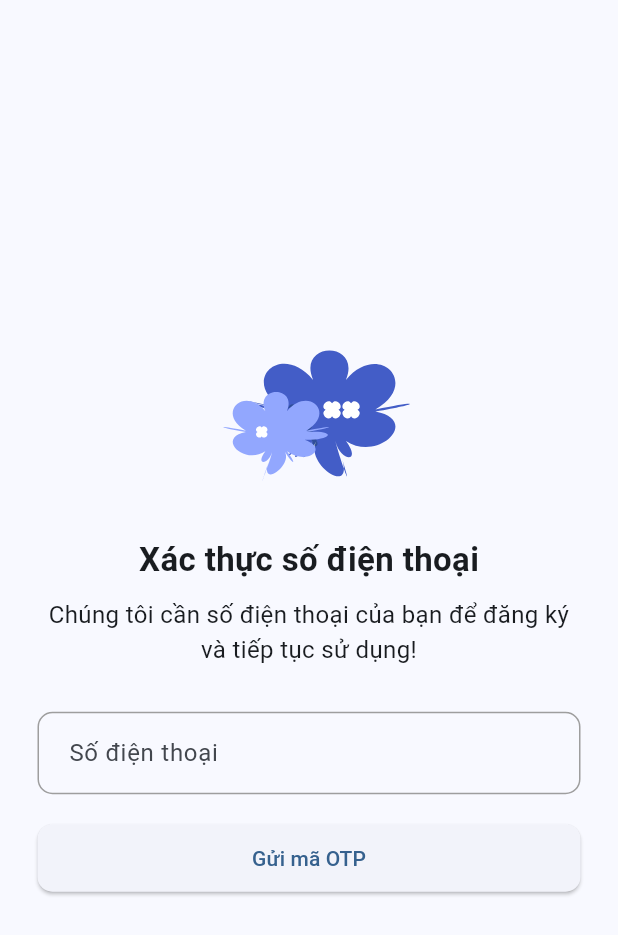
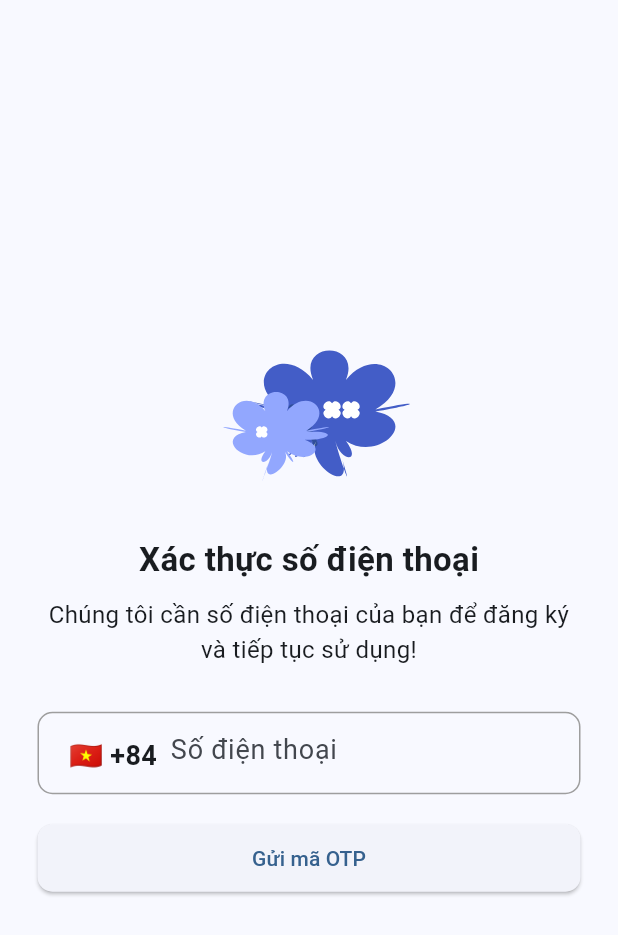
Before and after one commit to Phuozg/eTECHSTORE, a Flutter app: the screen it shows after launch, after a tap on "Đăng nhập với sms", on a phone screen of 412 x 824 dp. Shown: the top 935 px of the screen. Run offline on Flutter 3.47's test engine with Material 3 defaults, Android fonts, the phone set to English and light mode, and no system bars; our stand-ins replace adaptive_theme, cloud_firestore, connectivity_plus, country_picker, firebase_auth, firebase_core and 6 more; missing offline and left inert: dart:ffi; accounts and stored records are empty.

Commit message:
change validate phone number

```diff
--- a/app_mobile/etechstore/lib/module/auth/controller/sign_in_controller.dart
+++ b/app_mobile/etechstore/lib/module/auth/controller/sign_in_controller.dart
@@ -1,3 +1,4 @@
+import 'package:country_picker/country_picker.dart';
 import 'package:etechstore/module/auth/views/veryfi_phone_number_screen.dart';
 import 'package:etechstore/module/home/home_screen.dart';
 import 'package:etechstore/services/auth/auth_gate.dart';
@@ -28,6 +29,18 @@ class SignInController extends GetxController {
   final phoneNumber = TextEditingController();
   Rx<String> verify = "".obs;
   Rx<String> code = "".obs;
+
+  Country selectCountry = Country(
+      phoneCode: "84",
+      countryCode: "VN",
+      e164Sc: 0,
+      geographic: true,
+      level: 1,
+      name: "VietNam",
+      example: "VietNam",
+      displayName: "VietNam",
+      displayNameNoCountryCode: "VN",
+      e164Key: "");
 
   //SignIn
   void signIn() async {
@@ -66,7 +79,7 @@ class SignInController extends GetxController {
   Future<void> signInPhoneNumber() async {
     try {
       //loading
-      FullScreenLoader.openLoadingDialog('Quá trình đang diễn ra...', ImageKey.loadingAnimation);
+      //  FullScreenLoader.openLoadingDialog('Quá trình đang diễn ra...', ImageKey.loadingAnimation);
 
       //check Internet connected
       final isconnected = await network.isConneted();
@@ -76,16 +89,16 @@ class SignInController extends GetxController {
       }
 
       //validation
-      if (!signInFormKey.currentState!.validate()) {
-        FullScreenLoader.stopLoading();
-        return;
-      }
+      //  if (!signInFormKey.currentState!.validate()) {
+      //    FullScreenLoader.stopLoading();
+      //    return;
+      //  }
 
       //send OTP
       authServices.signInWithPhoneNumber(
         60,
-        phoneNumber.text.trim(),
-        '${Get.off(VerifyPhoneNumberScreen(phoneNumber: phoneNumber.text.trim(), verifyId: verify.toString()))}',
+        "+${selectCountry.phoneCode}${phoneNumber.text.toString().trim()}",
+        '${Get.off(VerifyPhoneNumberScreen(phoneNumber: phoneNumber.text.toString().trim(), verifyId: verify.toString()))}',
       );
     } catch (e) {
       FullScreenLoader.stopLoading();
--- a/app_mobile/etechstore/lib/module/auth/controller/sign_up_controller.dart
+++ b/app_mobile/etechstore/lib/module/auth/controller/sign_up_controller.dart
@@ -63,7 +63,6 @@ class SignUpController extends GetxController {
 
       //showSuccess
       TLoaders.successSnackBar(title: 'Đăng ký tài khoản thành công', message: 'Hãy sử dụng tài khoản đã đăng ký để tiếp tục.');
-
       /*   //Move to LoginScreen
       Get.offAll(const SignInScreen()); */
     } catch (e) {
--- a/app_mobile/etechstore/lib/module/auth/views/sign_in_with_phone_number_screen.dart
+++ b/app_mobile/etechstore/lib/module/auth/views/sign_in_with_phone_number_screen.dart
@@ -1,7 +1,9 @@
+import 'package:country_picker/country_picker.dart';
 import 'package:etechstore/module/auth/controller/sign_in_controller.dart';
 import 'package:etechstore/module/auth/views/veryfi_phone_number_screen.dart';
 import 'package:etechstore/utlis/constants/image_key.dart';
 import 'package:etechstore/utlis/validators/validation.dart';
+import 'package:flutter/cupertino.dart';
 import 'package:flutter/material.dart';
 import 'package:flutter/services.dart';
 import 'package:get/get.dart';
@@ -55,23 +57,55 @@ class SignInPhoneNumberScreen extends GetView<SignInController> {
                   mainAxisAlignment: MainAxisAlignment.center,
                   children: [
                     const SizedBox(
-                      width: 10,
-                    ),
-                    const SizedBox(
-                      width: 10,
+                      width: 20,
                     ),
                     Expanded(
                       child: TextFormField(
+                        style: const TextStyle(fontSize: 18),
                         inputFormatters: [
                           FilteringTextInputFormatter.digitsOnly,
-                          LengthLimitingTextInputFormatter(10),
+                          LengthLimitingTextInputFormatter(9),
                         ],
                         controller: controller.phoneNumber,
+                        onChanged: (value) {
+                          controller.phoneNumber.text = value;
+                        },
                         keyboardType: TextInputType.phone,
-                        decoration: const InputDecoration(
-                          border: InputBorder.none,
-                          hintText: "Số điện thoại",
-                        ),
+                        decoration: InputDecoration(
+                            border: InputBorder.none,
+                            hintText: "Số điện thoại",
+                            prefixIcon: Container(
+                              padding: const EdgeInsets.only(top: 13, right: 5),
+                              child: InkWell(
+                                onTap: () {
+                                  showCountryPicker(
+                                    countryListTheme: const CountryListThemeData(bottomSheetHeight: 500),
+                                    context: context,
+                                    onSelect: (value) {
+                                      controller.selectCountry = value;
+                                    },
+                                  );
+                                },
+                                child: Text(
+                                  "${controller.selectCountry.flagEmoji} +${controller.selectCountry.phoneCode}",
+                                  style: const TextStyle(
+                                    fontSize: 18,
+                                    fontWeight: FontWeight.bold,
+                                  ),
+                                ),
+                              ),
+                            ),
+                            suffixIcon: controller.phoneNumber.text.length > 8
+                                ? Container(
+                                    decoration: const BoxDecoration(shape: BoxShape.circle, color: Colors.green),
+                                    margin: const EdgeInsets.all(10),
+                                    child: const Icon(
+                                      Icons.done,
+                                      color: Colors.white,
+                                      size: 15,
+                                    ),
+                                  )
+                                : null),
                       ),
                     )
                   ],
@@ -86,7 +120,7 @@ class SignInPhoneNumberScreen extends GetView<SignInController> {
                 child: ElevatedButton(
                     style: ElevatedButton.styleFrom(shape: RoundedRectangleBorder(borderRadius: BorderRadius.circular(10))),
                     onPressed: () {
-                      controller.signInPhoneNumber();
+                      controller.phoneNumber.text.length > 8 ? controller.signInPhoneNumber() : null;
                     },
                     child: const Text("Gửi mã OTP")),
               )
--- a/app_mobile/etechstore/pubspec.yaml
+++ b/app_mobile/etechstore/pubspec.yaml
@@ -17,10 +17,11 @@ dependencies:
     sdk: flutter
   get: ^4.6.6
   google_sign_in: ^6.2.1
-  intl: ^0.19.0
+  intl: ^0.18.1
   lottie: ^3.1.0
   pinput: ^4.0.0
   firebase_database: ^10.5.4
+  country_picker: ^2.0.25
 
 dev_dependencies:
   flutter_test:
```
Also changed, not shown: app_mobile/etechstore/lib/module/auth/views/veryfi_phone_number_screen.dart (+7 -11 lines), app_mobile/etechstore/lib/utlis/validators/validation.dart (+4 -4 lines), app_mobile/etechstore/pubspec.lock.
